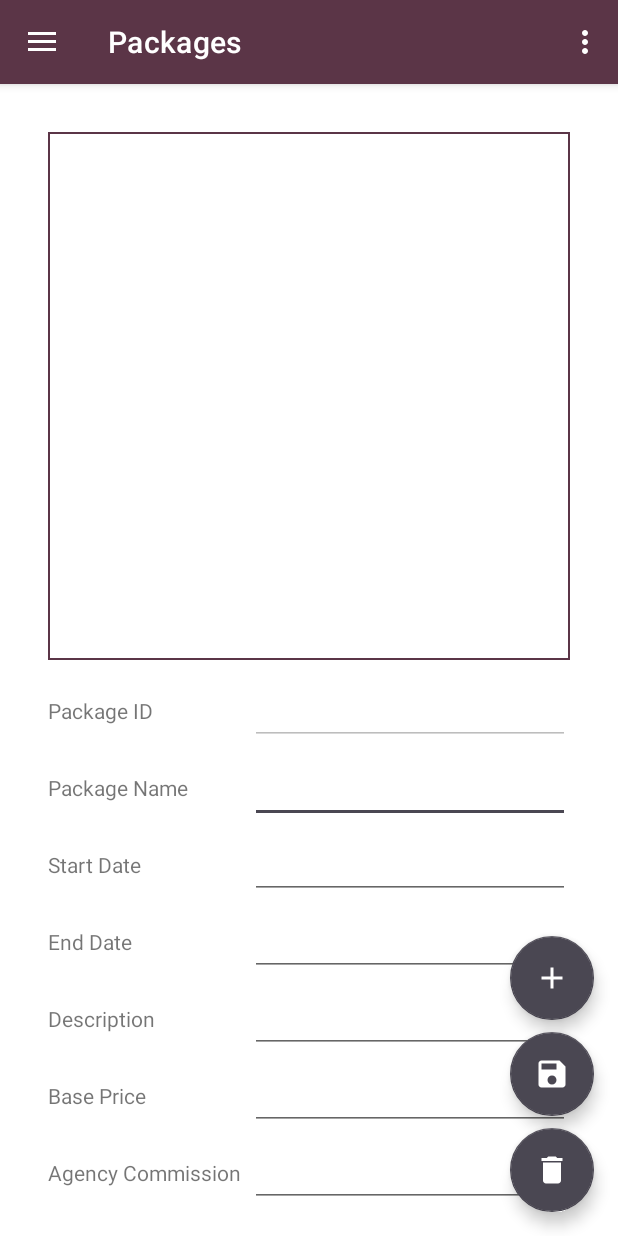
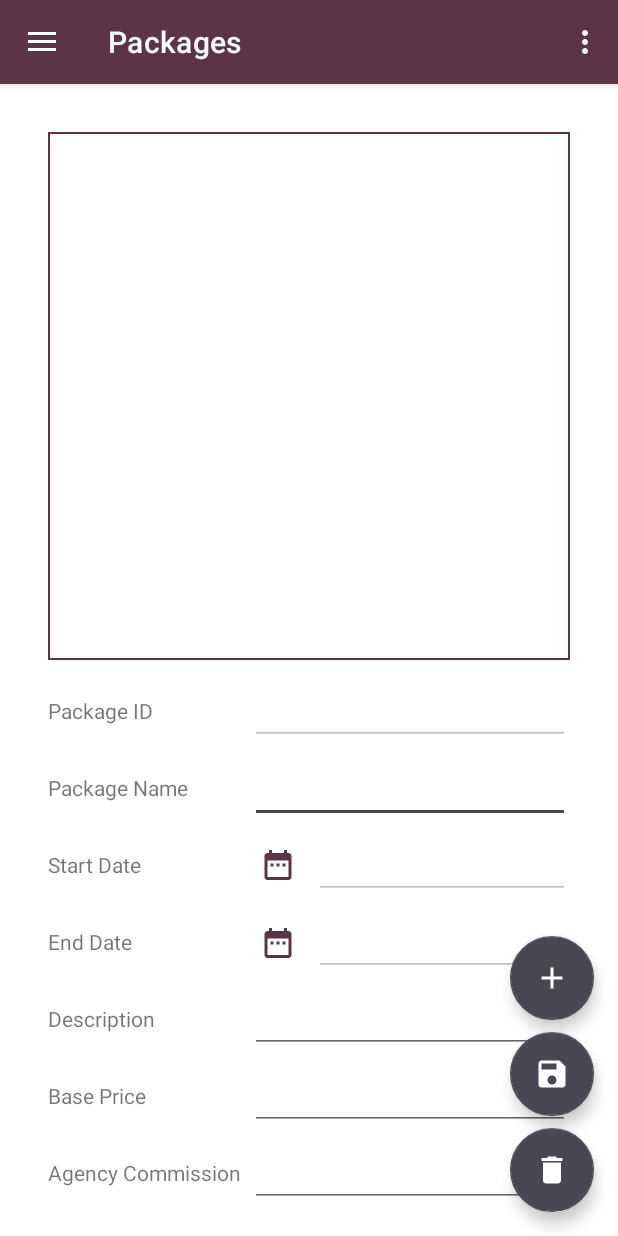
Before and after one commit to SAIT-OOSD-2020/Workshop8, an Android app: the screen it shows after launch (MainActivity), in the side drawer, after a tap on "Packages", on a phone screen of 412 x 824 dp. Run offline under Robolectric (Android 15) with nearby library versions, the phone set to English and light mode, and no system bars; our stand-ins replace Volley, navigation-ui; network calls fail.

Commit message:
datepickers created on packages

```diff
--- a/app/src/main/java/com/example/workshop8/ui/home/HomeFragment.java
+++ b/app/src/main/java/com/example/workshop8/ui/home/HomeFragment.java
@@ -1,9 +1,11 @@
 package com.example.workshop8.ui.home;
 
+import android.animation.ObjectAnimator;
 import android.os.Bundle;
 import android.view.LayoutInflater;
 import android.view.View;
 import android.view.ViewGroup;
+import android.widget.ImageView;
 import android.widget.TextView;
 
 import androidx.annotation.NonNull;
@@ -19,6 +21,7 @@ public class HomeFragment extends Fragment {
 
     private HomeViewModel homeViewModel;
     private FragmentHomeBinding binding;
+    private ImageView ivLogo;
 
     public View onCreateView(@NonNull LayoutInflater inflater,
                              ViewGroup container, Bundle savedInstanceState) {
@@ -27,14 +30,17 @@ public class HomeFragment extends Fragment {
 
         binding = FragmentHomeBinding.inflate(inflater, container, false);
         View root = binding.getRoot();
+        ivLogo = root.findViewById(R.id.ivLogo);
 
-        final TextView textView = binding.textHome;
-        homeViewModel.getText().observe(getViewLifecycleOwner(), new Observer<String>() {
-            @Override
-            public void onChanged(@Nullable String s) {
-                textView.setText(s);
-            }
-        });
+        ObjectAnimator translateX = ObjectAnimator.ofFloat(ivLogo, "translationX", -1000f, 0);
+        ObjectAnimator translateY = ObjectAnimator.ofFloat(ivLogo, "translationY", 1000f, 0);
+        translateX.setDuration(2000);
+        translateX.start();
+        translateY.setDuration(2000);
+        translateY.start();
+
+
+
         return root;
     }
 
--- /dev/null
+++ b/app/src/main/res/drawable/ic_baseline_date_range_24.xml
@@ -0,0 +1,10 @@
+<vector xmlns:android="http://schemas.android.com/apk/res/android"
+    android:width="24dp"
+    android:height="24dp"
+    android:viewportWidth="24"
+    android:viewportHeight="24"
+    android:tint="?attr/colorControlNormal">
+  <path
+      android:fillColor="@android:color/white"
+      android:pathData="M9,11L7,11v2h2v-2zM13,11h-2v2h2v-2zM17,11h-2v2h2v-2zM19,4h-1L18,2h-2v2L8,4L8,2L6,2v2L5,4c-1.11,0 -1.99,0.9 -1.99,2L3,20c0,1.1 0.89,2 2,2h14c1.1,0 2,-0.9 2,-2L21,6c0,-1.1 -0.9,-2 -2,-2zM19,20L5,20L5,9h14v11z"/>
+</vector>
--- a/app/src/main/res/layout/fragment_packages.xml
+++ b/app/src/main/res/layout/fragment_packages.xml
@@ -142,7 +142,8 @@
                         android:layout_width="0dp"
                         android:layout_height="wrap_content"
                         android:layout_marginEnd="32dp"
-                        android:ems="10"
+                        android:ems="8"
+                        android:enabled="false"
                         android:inputType="date|datetime|text"
                         app:layout_constraintBottom_toBottomOf="@+id/textView3"
                         app:layout_constraintEnd_toEndOf="parent"
@@ -153,7 +154,8 @@
                         android:layout_width="0dp"
                         android:layout_height="wrap_content"
                         android:layout_marginEnd="32dp"
-                        android:ems="10"
+                        android:ems="8"
+                        android:enabled="false"
                         android:inputType="date|text"
                         app:layout_constraintBottom_toBottomOf="@+id/textView4"
                         app:layout_constraintEnd_toEndOf="parent"
@@ -191,6 +193,31 @@
                         app:layout_constraintBottom_toBottomOf="@+id/textView7"
                         app:layout_constraintEnd_toEndOf="parent"
                         app:layout_constraintTop_toTopOf="@+id/textView7" />
+
+                    <ImageButton
+                        android:id="@+id/btnStartDate"
+                        android:layout_width="wrap_content"
+                        android:layout_height="wrap_content"
+                        android:backgroundTint="#00FFFFFF"
+                        android:src="@drawable/ic_baseline_date_range_24"
+                        android:tint="@color/brand_plum"
+                        app:layout_constraintBottom_toBottomOf="@+id/etPkgStartDate"
+                        app:layout_constraintEnd_toStartOf="@+id/etPkgStartDate"
+                        app:layout_constraintTop_toTopOf="@+id/etPkgStartDate"
+                        android:onClick="showDatePickerDialog"/>
+
+                    <ImageButton
+                        android:id="@+id/btnEndDate"
+                        android:layout_width="wrap_content"
+                        android:layout_height="wrap_content"
+                        android:backgroundTint="#00FFFFFF"
+                        android:src="@drawable/ic_baseline_date_range_24"
+                        android:tint="@color/brand_plum"
+                        app:layout_constraintBottom_toBottomOf="@+id/etPkgEndDate"
+                        app:layout_constraintEnd_toStartOf="@+id/etPkgEndDate"
+                        app:layout_constraintTop_toTopOf="@+id/etPkgEndDate"
+                        app:layout_constraintVertical_bias="1.0"
+                        android:onClick="showDatePickerDialog"/>
                 </androidx.constraintlayout.widget.ConstraintLayout>
             </LinearLayout>
         </ScrollView>
```
Also changed, not shown: app/src/main/java/com/example/workshop8/ui/packages/PackagesFragment.java (+67 -4 lines), app/src/main/res/drawable-v24/ic_planelogo.xml (added, +24 -0 lines), app/src/main/res/layout/fragment_home.xml (+6 -9 lines).
